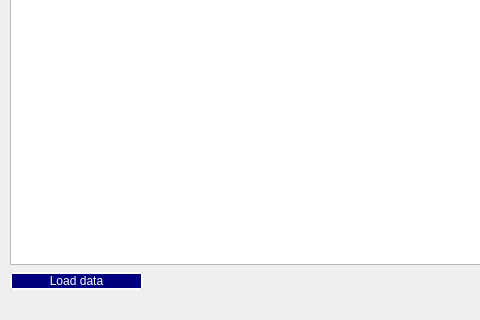
Qt form ExpenseCalculatorQmake/mainwindow.ui (ivantverdy/ExpensesCalculator) before a commit; both pictures show x 0 to 480 and y 280 to 600 of the 800 by 600 pixel window.
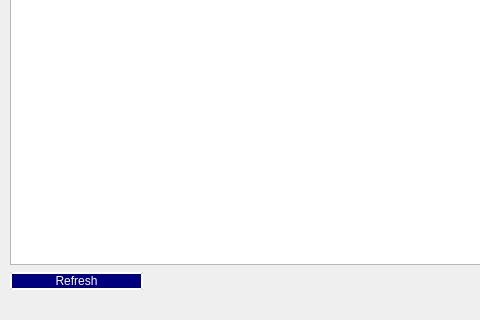
The same form after that commit.

Commit message: Made possible to create new windows where data of listview is shown by description. Problem is when the same description, it will show the same ones data reffered to one of the descriptions

Patch:
```diff
--- a/ExpenseCalculatorQmake/mainwindow.ui
+++ b/ExpenseCalculatorQmake/mainwindow.ui
@@ -14,7 +14,7 @@
    <string>MainWindow</string>
   </property>
   <widget class="QWidget" name="centralwidget">
-   <widget class="QWidget" name="">
+   <widget class="QWidget" name="layoutWidget">
     <property name="geometry">
      <rect>
       <x>10</x>
@@ -43,7 +43,7 @@
 pedding: 6px;</string>
          </property>
          <property name="text">
-          <string>Load data</string>
+          <string>Refresh</string>
          </property>
         </widget>
        </item>
```
Left out of the diff: 2 changed lines with no effect on the pictures. The commit also changes 35 other files.
